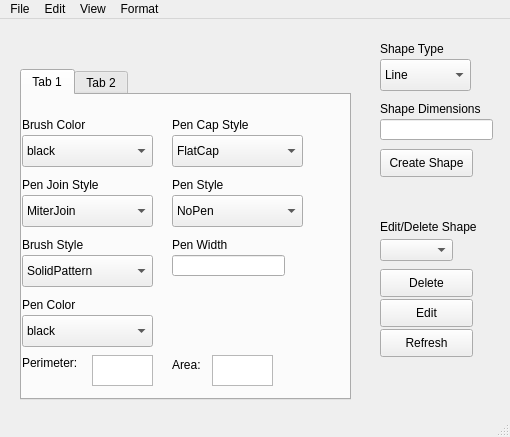
Qt form PracticeGUI/Practice/mainwindow.ui (MiyuYamasaki/Scrum-Dogs) before a commit.
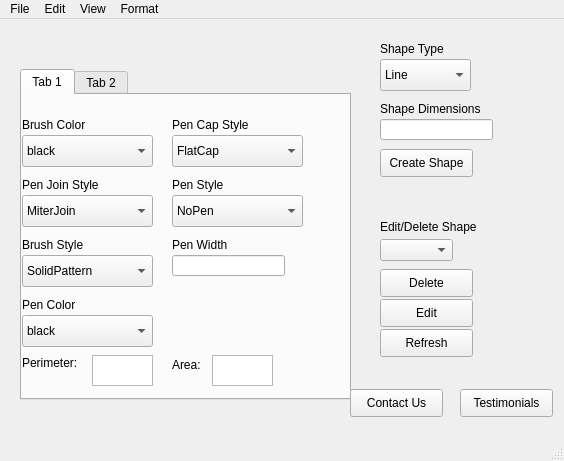
The same form after that commit.

Diff of the .ui file:
```diff
--- a/PracticeGUI/Practice/mainwindow.ui
+++ b/PracticeGUI/Practice/mainwindow.ui
@@ -6,8 +6,8 @@
    <rect>
     <x>0</x>
     <y>0</y>
-    <width>510</width>
-    <height>437</height>
+    <width>564</width>
+    <height>461</height>
    </rect>
   </property>
   <property name="windowTitle">
@@ -871,13 +871,39 @@
      <string>Edit</string>
     </property>
    </widget>
+   <widget class="QPushButton" name="pushButton_contact">
+    <property name="geometry">
+     <rect>
+      <x>350</x>
+      <y>370</y>
+      <width>93</width>
+      <height>28</height>
+     </rect>
+    </property>
+    <property name="text">
+     <string>Contact Us</string>
+    </property>
+   </widget>
+   <widget class="QPushButton" name="pushButton_testim">
+    <property name="geometry">
+     <rect>
+      <x>460</x>
+      <y>370</y>
+      <width>93</width>
+      <height>28</height>
+     </rect>
+    </property>
+    <property name="text">
+     <string>Testimonials</string>
+    </property>
+   </widget>
   </widget>
   <widget class="QMenuBar" name="menubar">
    <property name="geometry">
     <rect>
      <x>0</x>
      <y>0</y>
-     <width>510</width>
+     <width>564</width>
      <height>26</height>
     </rect>
    </property>
```
